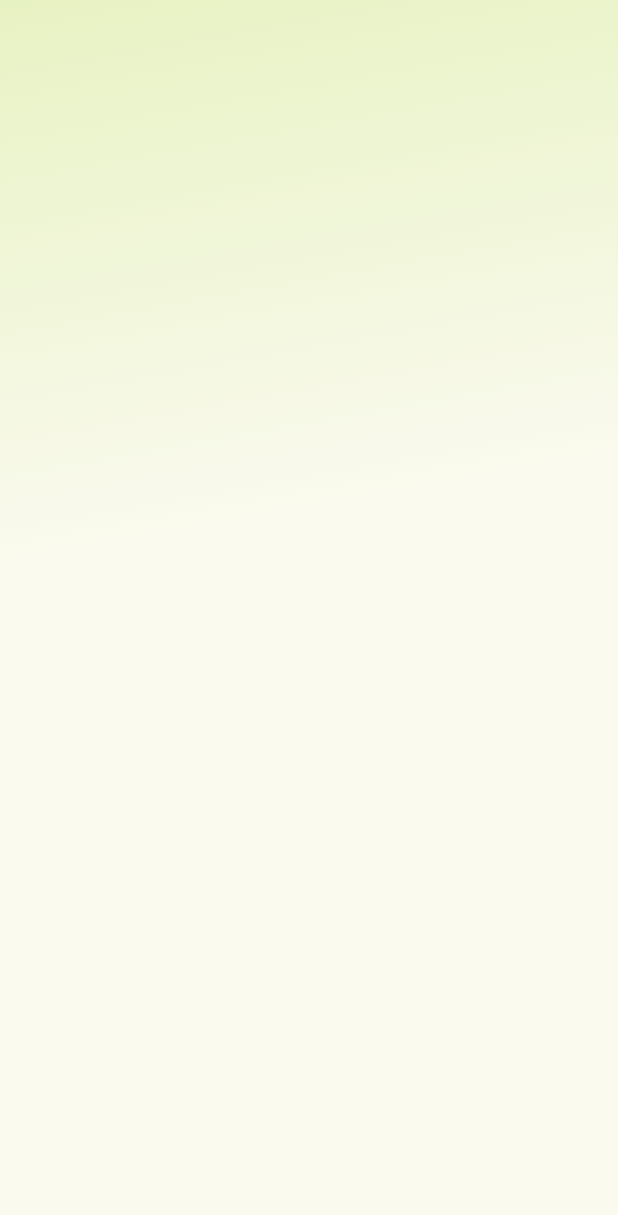
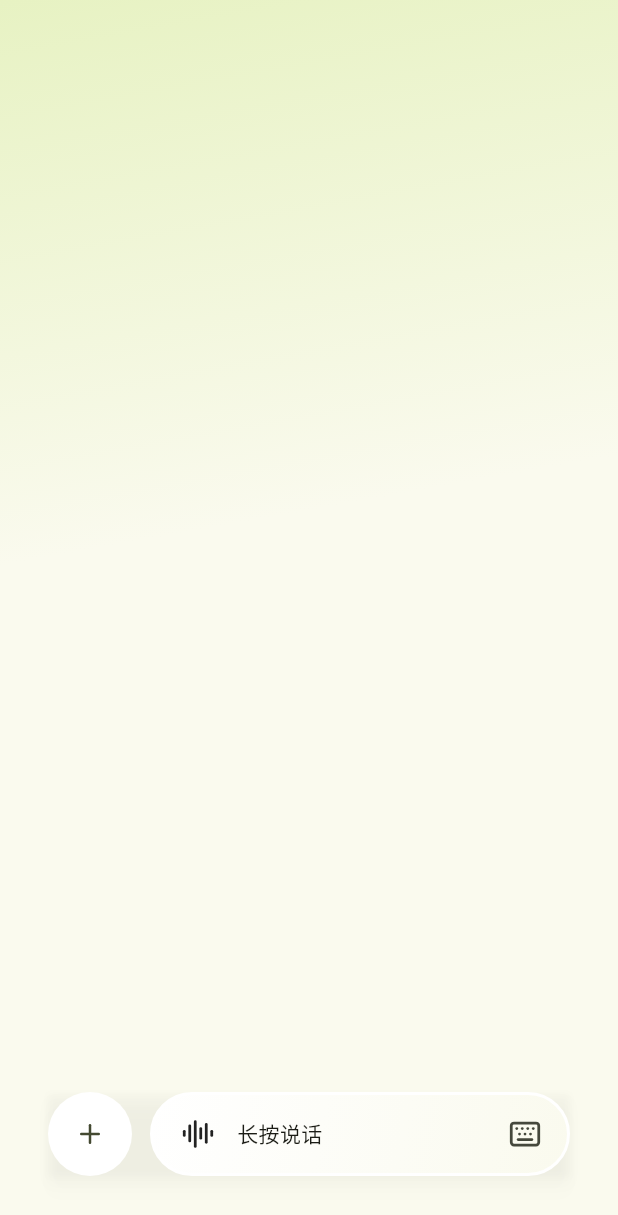
Before and after one commit to ADHDer-Corp/TaskSteward, a Flutter app: the screen it shows after launch, on a phone screen of 412 x 824 dp. Shown: the top 1215 px of the screen. Run offline on Flutter 3.47's test engine with Material 3 defaults, Android fonts, the phone set to English and light mode, and no system bars; our stand-ins replace logger, lucide_icons_flutter.

Commit message:
feat: 添加输入框和更多按钮的UI组件，优化首页布局

```diff
--- a/lib/presentation/pages/home.dart
+++ b/lib/presentation/pages/home.dart
@@ -1,4 +1,5 @@
 import 'package:flutter/material.dart';
+import 'package:lucide_icons_flutter/lucide_icons.dart';
 
 class HomePage extends StatefulWidget {
   const HomePage({super.key});
@@ -25,22 +26,175 @@ class HomeBody extends StatelessWidget {
     var decoration = BoxDecoration();
 
     if (brightness == Brightness.light) {
-      decoration = decoration.copyWith(gradient: LinearGradient(
-        colors: [colorScheme.primaryFixed, colorScheme.surfaceBright, colorScheme.surface],
-        stops: [0, 0.6, 1],
-        begin: Alignment(-1.2, -1.8),
-        end: Alignment(-0.2, 1),
-      ));
+      decoration = decoration.copyWith(
+        gradient: LinearGradient(
+          colors: [
+            colorScheme.primaryFixed,
+            colorScheme.surfaceBright,
+            colorScheme.surface,
+          ],
+          stops: [0, 0.6, 1],
+          begin: Alignment(-1.2, -1.8),
+          end: Alignment(-0.2, 1),
+        ),
+      );
     } else {
-      decoration = decoration.copyWith(
-        color: colorScheme.surface
-      );
+      decoration = decoration.copyWith(color: colorScheme.surface);
     }
 
-    return Expanded(
-      child: Container(
-          decoration: decoration,
+    return Container(
+      decoration: decoration,
+      child: Stack(children: [ChatBar()]),
+    );
+  }
+}
+
+class ChatBar extends StatelessWidget {
+  const ChatBar({super.key});
+
+  @override
+  Widget build(BuildContext context) {
+    var colorScheme = Theme.of(context).colorScheme;
+    var theme = Theme.of(context);
+
+    return Positioned(
+      bottom: 40,
+      child: SizedBox(
+        width: MediaQuery.of(context).size.width,
+        child: Padding(
+          padding: const EdgeInsets.symmetric(horizontal: 32),
+          child: Column(
+            crossAxisAlignment: CrossAxisAlignment.center,
+            children: [
+              Container(
+                decoration: BoxDecoration(
+                  boxShadow: [
+                    // TODO: 阴影细调
+                    BoxShadow(
+                      color: Color(0x05000000),
+                      blurRadius: 3,
+                      offset: Offset(0, 1),
+                      spreadRadius: 0,
+                    ),
+                    BoxShadow(
+                      color: Color(0x05000000),
+                      blurRadius: 6,
+                      offset: Offset(0, 6),
+                      spreadRadius: 0,
+                    ),
+                    BoxShadow(
+                      color: Color(0x02000000),
+                      blurRadius: 8,
+                      offset: Offset(0, 13),
+                      spreadRadius: 0,
+                    ),
+                    BoxShadow(
+                      color: Color(0x00000000),
+                      blurRadius: 9,
+                      offset: Offset(0, 22),
+                      spreadRadius: 0,
+                    ),
+                    BoxShadow(
+                      color: Color(0x00000000),
+                      blurRadius: 10,
+                      offset: Offset(0, 35),
+                      spreadRadius: 0,
+                    )
+                  ]
+                ),
+                height: 56,
+                child: Row(
+                  spacing: 12,
+                  crossAxisAlignment: CrossAxisAlignment.stretch,
+                  children: [MoreButton(), Expanded(child: InputBar())],
+                ),
+              ),
+            ],
+          ),
+        ),
       ),
     );
   }
 }
+
+class MoreButton extends StatelessWidget {
+  const MoreButton({super.key});
+
+  @override
+  Widget build(BuildContext context) {
+    var colorScheme = Theme.of(context).colorScheme;
+    return SizedBox(
+      width: 56,
+      height: 56,
+      child: IconButton.filledTonal(
+        style: IconButton.styleFrom(
+          backgroundColor: colorScheme.surfaceContainerLowest,
+        ),
+        onPressed: () => {},
+        icon: Icon(LucideIcons.plus500, size: 20,),
+      ),
+    );
+  }
+}
+
+class InputBar extends StatefulWidget {
+  const InputBar({super.key});
+
+  @override
+  State<InputBar> createState() => _InputBarState();
+}
+
+class _InputBarState extends State<InputBar> {
+  @override
+  Widget build(BuildContext context) {
+    var theme = Theme.of(context);
+    var colorScheme = theme.colorScheme;
+
+    var gradient = LinearGradient(
+      colors: [colorScheme.surfaceContainerLowest, colorScheme.surfaceBright],
+      begin: Alignment.topLeft,
+      end: Alignment.bottomRight,
+    );
+
+    return Container(
+      decoration: BoxDecoration(
+        gradient: gradient,
+        border: Border.all(color: colorScheme.surfaceContainerLowest, width: 2),
+        borderRadius: BorderRadius.circular(999),
+      ),
+      child: Padding(
+        padding: const EdgeInsets.symmetric(horizontal: 4),
+        child: Row(
+          mainAxisAlignment: MainAxisAlignment.spaceBetween,
+          children: [
+            TalkLabel(),
+            IconButton(onPressed: () {}, icon: Icon(LucideIcons.keyboard), iconSize: 22,)
+          ],
+        ),
+      ),
+    );
+  }
+}
+
+class TalkLabel extends StatelessWidget {
+  const TalkLabel({
+    super.key,
+  });
+
+  @override
+  Widget build(BuildContext context) {
+    return SizedBox(
+      height: 22,
+      child: Row(
+        crossAxisAlignment: CrossAxisAlignment.stretch,
+        children: [
+          Padding(
+            padding: const EdgeInsets.symmetric(horizontal: 14),
+            child: Icon(LucideIcons.audioLines400,),
+          ),
+          Text("长按说话", textAlign: TextAlign.center,),
+        ],
+      ),
+    );
+  }
+}
```
Also changed, not shown: lib/main.dart (+3 -7 lines), pubspec.yaml (+6 -4 lines), pubspec.lock.
